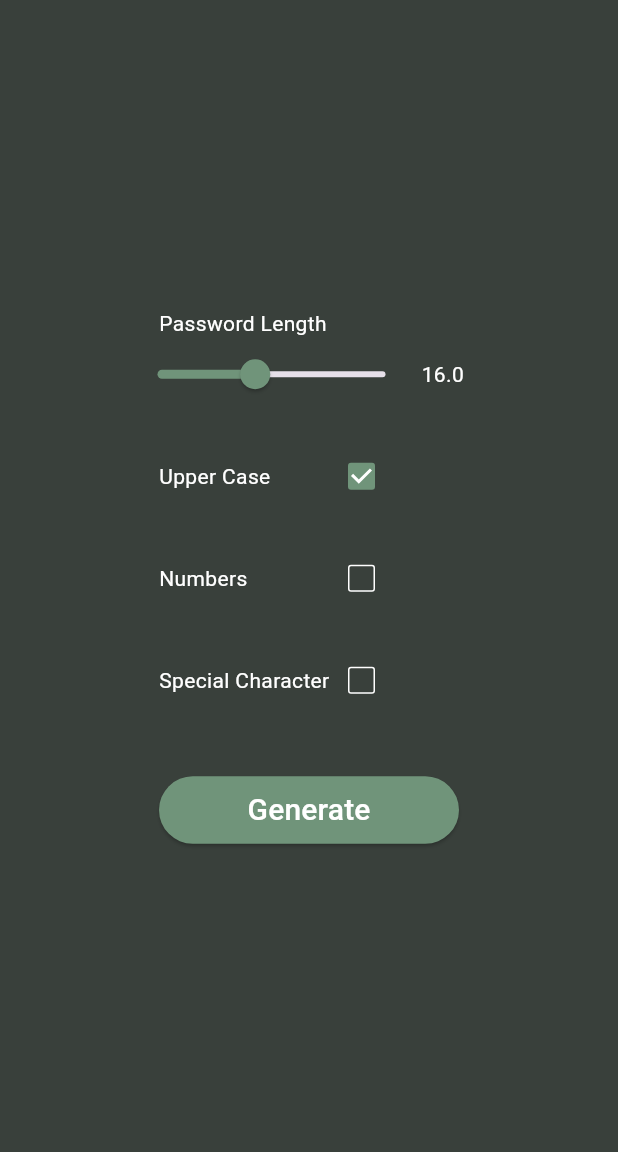
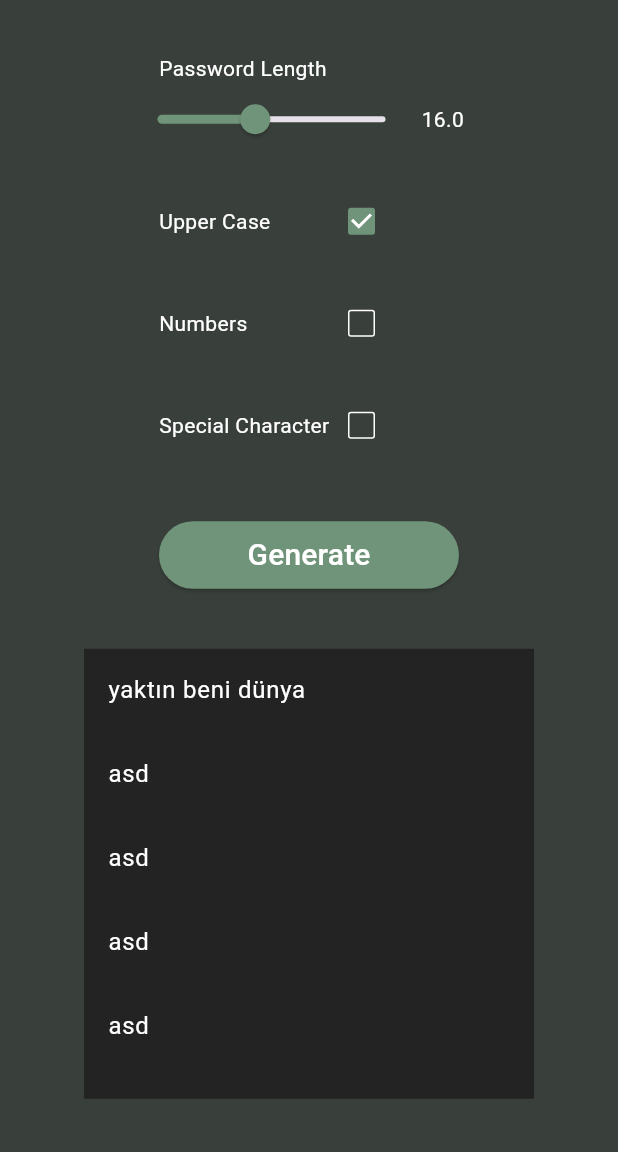
Before and after one commit to erenkarakayaw/basicflutterpasswordgenerator, a Flutter app: the screen it shows after launch, on a phone screen of 412 x 824 dp, the part 84-1236 px from its top. Run offline on Flutter 3.47's test engine with Material 3 defaults, Android fonts, the phone set to English and light mode, and no system bars; missing offline and left inert: dart:html.

Commit message:
sonyenilikler
son

```diff
--- a/lib/appBody.dart
+++ b/lib/appBody.dart
@@ -3,6 +3,8 @@ import 'dart:html';
 import 'package:flutter/material.dart';
 import 'checkBoxArea.dart';
 import 'pwdLengthArea.dart';
+import 'specialButton.dart';
+import 'specialListitem.dart';
 
 class appBody extends StatefulWidget {
   @override
@@ -137,22 +139,39 @@ class _appBody extends State<appBody> {
             Container(
               height: 40,
             ),
+            specialButton(
+                width: 200,
+                height: 45,
+                backgroundColor: bizimyesil,
+                foregroundColor: bizimsiyah,
+                text: GetKey("generate"),
+                onPressed: () => {}),
             Container(
-              width: 200,
-              height: 45,
-              child: ElevatedButton(
-                onPressed: () => {},
-                style: ElevatedButton.styleFrom(
-                  backgroundColor: bizimyesil,
-                  foregroundColor: bizimsiyah,
-                  shadowColor: null
+              height: 40,
+            ),
+            Flexible(
+                child: Container(
+              width: 300,
+              height: 300,
+              color: Color.fromARGB(255, 35, 35, 35),
+              child: Scrollbar(
+                controller: ScrollController(),
+                interactive: true,
+                child: ListView(
+
+                  padding: EdgeInsets.zero,
+                  children: [
+                    specialListitem(text: "yaktın beni dünya"),
+                    specialListitem(text: "asd"),
+                    specialListitem(text: "asd"),
+                    specialListitem(text: "asd"),
+                    specialListitem(text: "asd"),
+                    specialListitem(text: "asd"),
+                    specialListitem(text: "asd"),
+                  ],
                 ),
-                child: Text(GetKey("generate"),style: TextStyle(
-                  color: Colors.white,
-                  fontSize: 20
-                )),
-              ),
-            )
+              )
+            ))
           ],
         ),
       ),
--- /dev/null
+++ b/lib/specialButton.dart
@@ -0,0 +1,33 @@
+import 'package:flutter/material.dart';
+
+class specialButton extends StatefulWidget {
+
+  final double width, height;
+  final Color backgroundColor, foregroundColor;
+  final String text;
+  final Function onPressed;
+
+  specialButton({required this.width, required this.height, required this.backgroundColor, required this.foregroundColor, required this.text, required this.onPressed});
+
+  @override
+  _specialButton createState() => _specialButton();
+}
+
+class _specialButton extends State<specialButton> {
+  @override
+  Widget build(BuildContext context) {
+    return Container(
+      width: widget.width,
+      height: widget.height,
+      child: ElevatedButton(
+        onPressed: () => widget.onPressed,
+        style: ElevatedButton.styleFrom(
+            backgroundColor: widget.backgroundColor,
+            foregroundColor: widget.foregroundColor,
+            shadowColor: null),
+        child: Text(widget.text,
+            style: TextStyle(color: Colors.white, fontSize: 20)),
+      ),
+    );
+  }
+}
--- /dev/null
+++ b/lib/specialListitem.dart
@@ -0,0 +1,26 @@
+import 'package:flutter/material.dart';
+
+class specialListitem extends StatefulWidget {
+
+  final String text;
+
+  specialListitem({required this.text});
+
+  @override
+  _specialListitem createState() => _specialListitem();
+}
+
+class _specialListitem extends State<specialListitem> {
+  @override
+  Widget build(BuildContext context) {
+    return Container(
+      child: ListTile(
+        textColor: Colors.white,
+        hoverColor: Colors.black,
+        focusColor: Colors.black,
+        selectedColor: Colors.black,
+        title: Text(widget.text),
+      ),
+    );
+  }
+}
```
